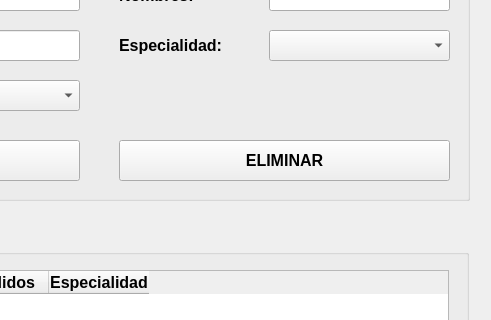
This is view/frmalumno.ui in EstructuradeDatosClII/app-notasidat as Qt 5 draws it before an edit; both pictures show x 281 to 772 and y 140 to 460 of the 772 by 649 pixel window. The edited form follows.
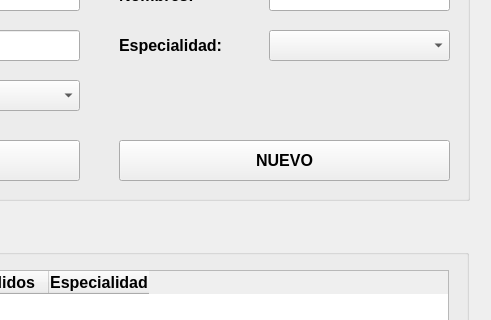
This is the edited form.

What changed in the file:
```diff
--- a/view/frmalumno.ui
+++ b/view/frmalumno.ui
@@ -194,7 +194,7 @@
       </rect>
      </property>
      <property name="text">
-      <string>ELIMINAR</string>
+      <string>NUEVO</string>
      </property>
     </widget>
    </widget>
```
Left out of the diff: 2 changed lines with no effect on the pictures.
